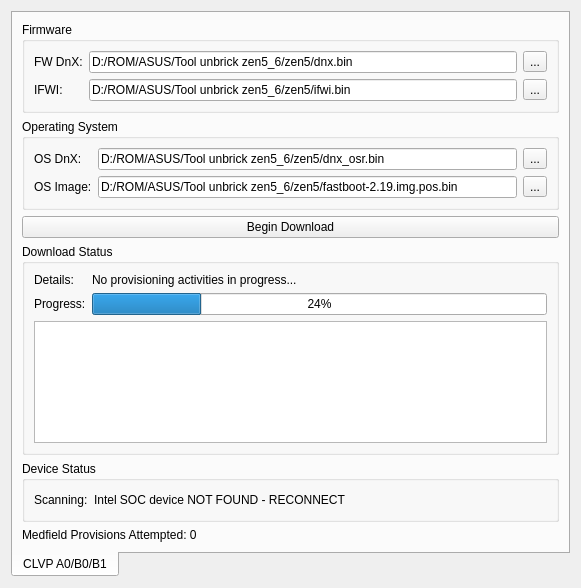
The window that sourcecode/26MobileTool/Form/Widget/AsusWidget.ui (sauantao/AndroidMobileSolution) describes before a commit, drawn with Qt 5.
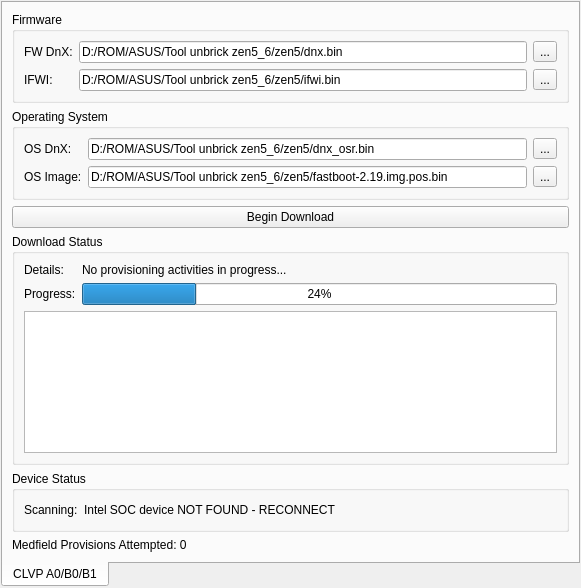
The same window after the commit.

```diff
--- a/sourcecode/26MobileTool/Form/Widget/AsusWidget.ui
+++ b/sourcecode/26MobileTool/Form/Widget/AsusWidget.ui
@@ -14,6 +14,21 @@
    <string>Form</string>
   </property>
   <layout class="QGridLayout" name="gridLayout_2">
+   <property name="leftMargin">
+    <number>1</number>
+   </property>
+   <property name="topMargin">
+    <number>1</number>
+   </property>
+   <property name="rightMargin">
+    <number>1</number>
+   </property>
+   <property name="bottomMargin">
+    <number>1</number>
+   </property>
+   <property name="spacing">
+    <number>1</number>
+   </property>
    <item row="0" column="0">
     <layout class="QGridLayout" name="gridLayout">
      <item row="0" column="0">
```
